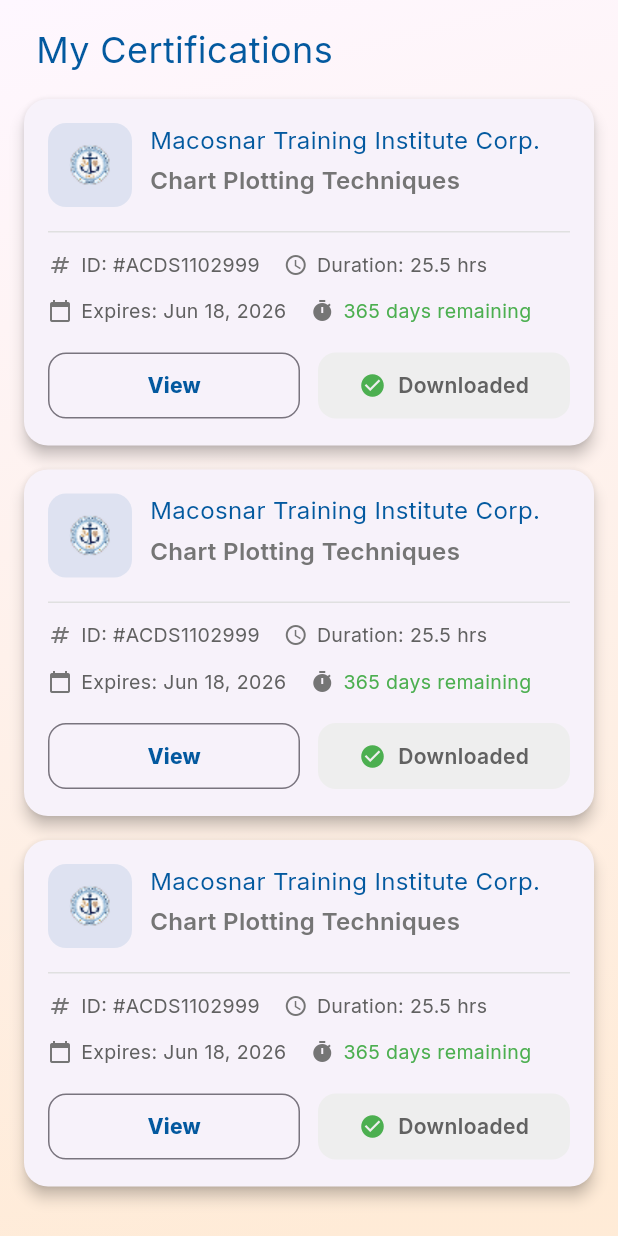
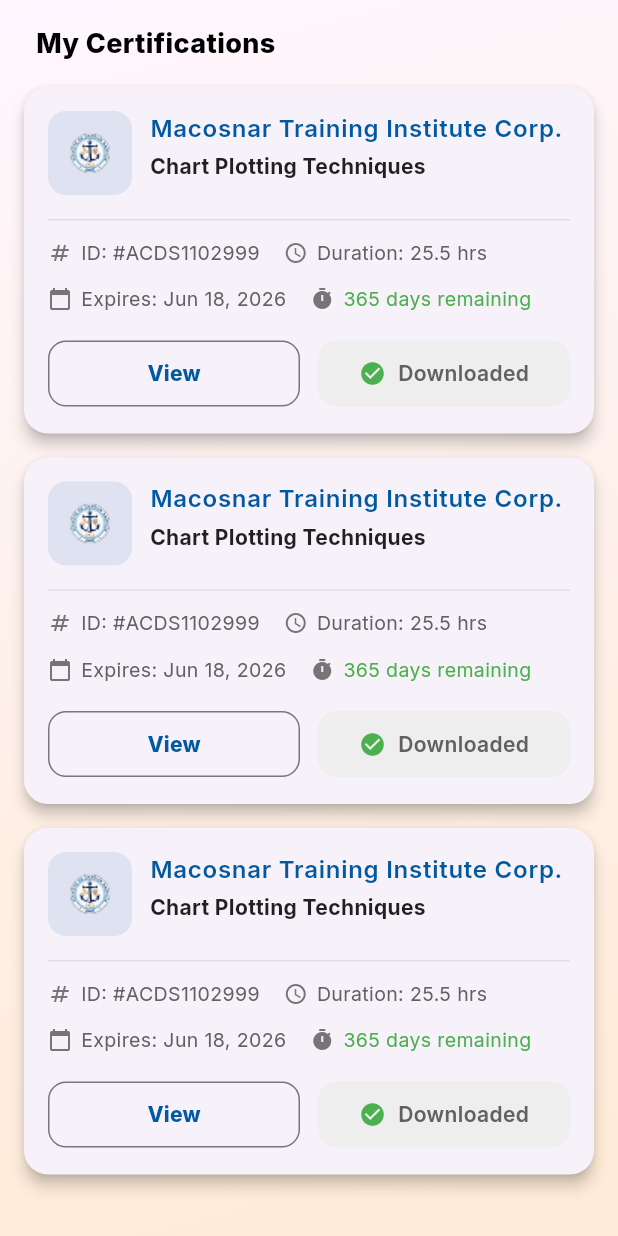
Before and after one commit to RuchitaOrt/learning_management, a Flutter app: the Ceritification screen opened by its route, on a phone screen of 412 x 824 dp. Run offline on Flutter 3.47's test engine with Material 3 defaults, Android fonts, the phone set to English and light mode, and no system bars; our stand-ins replace file_picker, fl_chart, flutter_svg, fluttertoast, geocoding, google_fonts and 3 more; project files that could hold a hidden picture were left out.

Commit message:
18/06/2025 03:03 1st commit

```diff
--- a/lib/screens/Ceritification.dart
+++ b/lib/screens/Ceritification.dart
@@ -292,10 +292,11 @@ class _CeritificationState extends State<Ceritification> {
                     padding: const EdgeInsets.symmetric(horizontal: 8),
                     child: Text(
                       "My Certifications",
-                      style: LMSStyles.tsHeadingbold.copyWith(
+                      style: LMSStyles.tsblackTileBold,
+                      /*style: LMSStyles.tsHeadingbold.copyWith(
                         fontSize: 24,
                         color: LearningColors.darkBlue,
-                      ),
+                      ),*/
                     ),
                   ),
                   SizedBox(height: 16),
@@ -361,9 +362,11 @@ class _CeritificationState extends State<Ceritification> {
                       children: [
                         Text(
                           course.title,
-                          style: LMSStyles.tsHeadingbold.copyWith(
+                          style: TextStyle(
                             fontSize: 16,
+                            fontWeight: FontWeight.w600,
                             color: LearningColors.darkBlue,
+                            letterSpacing: 0.5,
                           ),
                           maxLines: 2,
                           overflow: TextOverflow.ellipsis,
@@ -371,8 +374,10 @@ class _CeritificationState extends State<Ceritification> {
                         SizedBox(height: 4),
                         Text(
                           course.description,
-                          style: LMSStyles.tsSubHeadingBold.copyWith(
-                            color: Colors.grey.shade600,
+                          style: TextStyle(
+                            fontSize: 14,
+                            fontWeight: FontWeight.w700,
+                            color: Colors.black87,
                           ),
                         ),
                       ],
--- a/lib/screens/CoursePage.dart
+++ b/lib/screens/CoursePage.dart
@@ -358,8 +358,7 @@ Widget _buildFilterSection({
                           padding: const EdgeInsets.only(left: 8),
                           child: Text(
                             "Explore Courses",
-                            style:
-                                LMSStyles.tsblackTileBold,
+                            style: LMSStyles.tsblackTileBold,
                           ),
                         ),
                         GestureDetector(
```
Also changed, not shown: lib/screens/HomePage.dart (+4 -4 lines), lib/screens/splash_screen.dart (+6 -1 lines).
